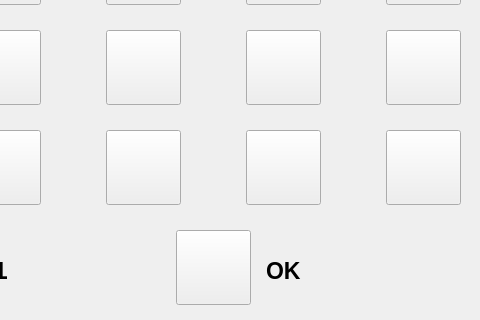
This is INLONG2025052101(UI)/keyboard.ui in tomosyan/YLong as Qt 5 draws it before an edit; both pictures show x 334 to 814 and y 310 to 630 of the 814 by 630 pixel window. The edited form follows.
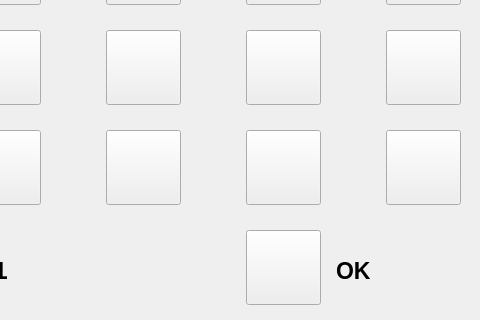
This is the edited form.

```diff
--- a/INLONG2025052101(UI)/keyboard.ui
+++ b/INLONG2025052101(UI)/keyboard.ui
@@ -379,7 +379,7 @@
   <widget class="QLabel" name="label_2">
    <property name="geometry">
     <rect>
-     <x>600</x>
+     <x>670</x>
      <y>560</y>
      <width>91</width>
      <height>41</height>
@@ -399,7 +399,7 @@
   <widget class="QPushButton" name="pushButton_ok">
    <property name="geometry">
     <rect>
-     <x>510</x>
+     <x>580</x>
      <y>540</y>
      <width>75</width>
      <height>75</height>
```
